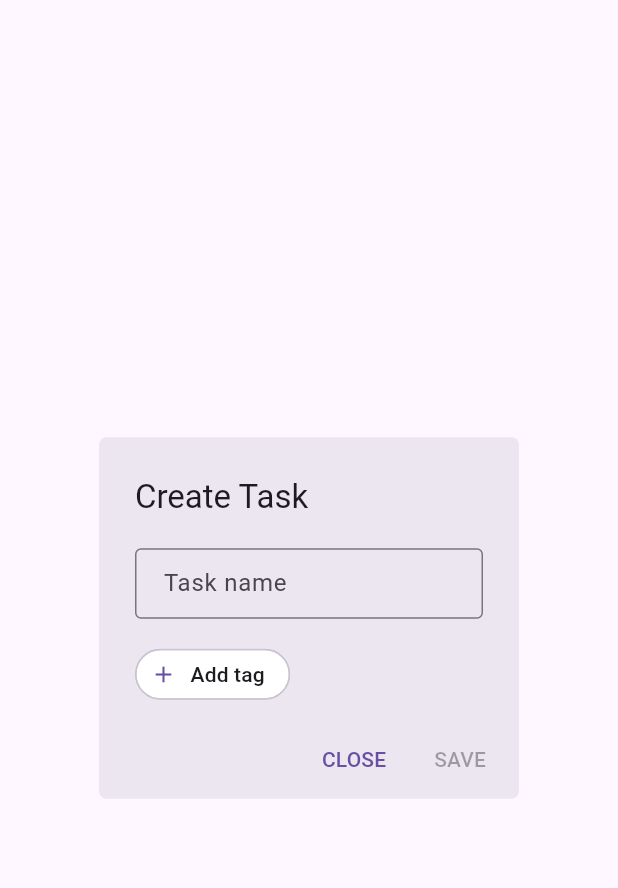
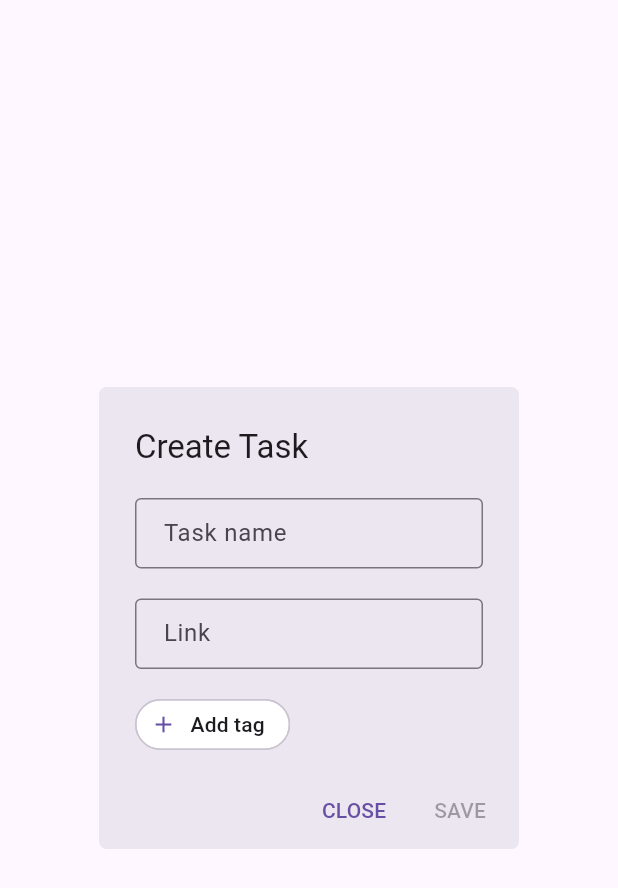
Before and after one commit to siddharthroy12/timebrew, a Flutter app: the CreateTaskDialog widget shown alone on an empty page, opened directly, on a phone screen of 412 x 824 dp. Shown: the top 888 px of the screen. Run offline on Flutter 3.47's test engine with Material 2 defaults, Android fonts, the phone set to English and light mode, and no system bars; drawn by our look-alikes of dynamic_color; our stand-ins replace animated_flip_counter, file_picker, isar, permission_handler; missing offline and left inert: context_menus; accounts and stored records are empty; generated files the repository leaves out were written again.

Commit message:
Improved style and added link for tags

```diff
--- a/lib/models/task.dart
+++ b/lib/models/task.dart
@@ -8,6 +8,7 @@ part 'task.g.dart';
 class Task {
   Id id = Isar.autoIncrement;
   late String name;
+  late String link;
   final tags = IsarLinks<Tag>();
 
   @Backlink(to: 'task')
--- a/lib/popups/create_task.dart
+++ b/lib/popups/create_task.dart
@@ -16,9 +16,11 @@ class CreateTaskDialog extends StatefulWidget {
 
 class _CreateTaskDialogState extends State<CreateTaskDialog> {
   final isar = IsarService();
-  var textFieldController = TextEditingController();
+  var nameFieldController = TextEditingController();
+  var linkFieldContoller = TextEditingController();
 
   String name = "";
+  String link = "";
   List<int> selectedTags = [];
 
   @override
@@ -34,17 +36,19 @@ class _CreateTaskDialogState extends State<CreateTaskDialog> {
     if (task != null) {
       setState(() {
         name = task.name;
+        link = task.link;
         selectedTags = task.tags.map((e) => e.id).toList();
-        textFieldController.text = name;
+        nameFieldController.text = name;
+        linkFieldContoller.text = link;
       });
     }
   }
 
   void _onSave(BuildContext context) async {
     if (widget.id != null) {
-      isar.updateTask(widget.id!, name, selectedTags);
+      isar.updateTask(widget.id!, name, link, selectedTags);
     } else {
-      isar.addTask(name, selectedTags);
+      isar.addTask(name, link, selectedTags);
     }
     Navigator.of(context).pop();
   }
@@ -69,13 +73,27 @@ class _CreateTaskDialogState extends State<CreateTaskDialog> {
               height: 20,
             ),
             TextField(
-              controller: textFieldController,
+              controller: nameFieldController,
               cursorHeight: 20,
               style: const TextStyle(height: 1.2),
               decoration: const InputDecoration(label: Text('Task name')),
               onChanged: (String value) {
                 setState(() {
                   name = value;
+                });
+              },
+            ),
+            const SizedBox(
+              height: 20,
+            ),
+            TextField(
+              controller: linkFieldContoller,
+              cursorHeight: 20,
+              style: const TextStyle(height: 1.2),
+              decoration: const InputDecoration(label: Text('Link')),
+              onChanged: (String value) {
+                setState(() {
+                  link = value;
                 });
               },
             ),
--- a/lib/services/isar_service.dart
+++ b/lib/services/isar_service.dart
@@ -110,9 +110,11 @@ class IsarService {
     yield* isar.tasks.where().watch(fireImmediately: true);
   }
 
-  Future<void> addTask(String name, List<Id> tagIds) async {
+  Future<void> addTask(String name, String link, List<Id> tagIds) async {
     final isar = await db;
-    final Task task = Task()..name = name;
+    final Task task = Task()
+      ..name = name
+      ..link = link;
 
     for (Id tagId in tagIds) {
       Tag? tag = await isar.tags.get(tagId);
@@ -127,12 +129,18 @@ class IsarService {
     });
   }
 
-  Future<void> updateTask(Id id, String name, List<Id> tags) async {
+  Future<void> updateTask(
+    Id id,
+    String name,
+    String link,
+    List<Id> tags,
+  ) async {
     final isar = await db;
     var task = await isar.tasks.get(id);
 
     if (task != null) {
       task.name = name;
+      task.link = link;
       task.tags.removeWhere((element) => !tags.contains(element.id));
 
       for (var tag in tags) {
--- a/pubspec.yaml
+++ b/pubspec.yaml
@@ -47,6 +47,7 @@ dependencies:
   shared_preferences: ^2.2.2
   permission_handler: ^11.0.1
   animated_flip_counter: ^0.2.6
+  context_menus: ^1.0.2
 
 dev_dependencies:
   flutter_test:
```
Also changed, not shown: lib/main.dart (+39 -1 lines), lib/tabs/tasks.dart (+66 -53 lines), lib/utils.dart (+4 -4 lines), lib/models/task.g.dart, pubspec.lock.
